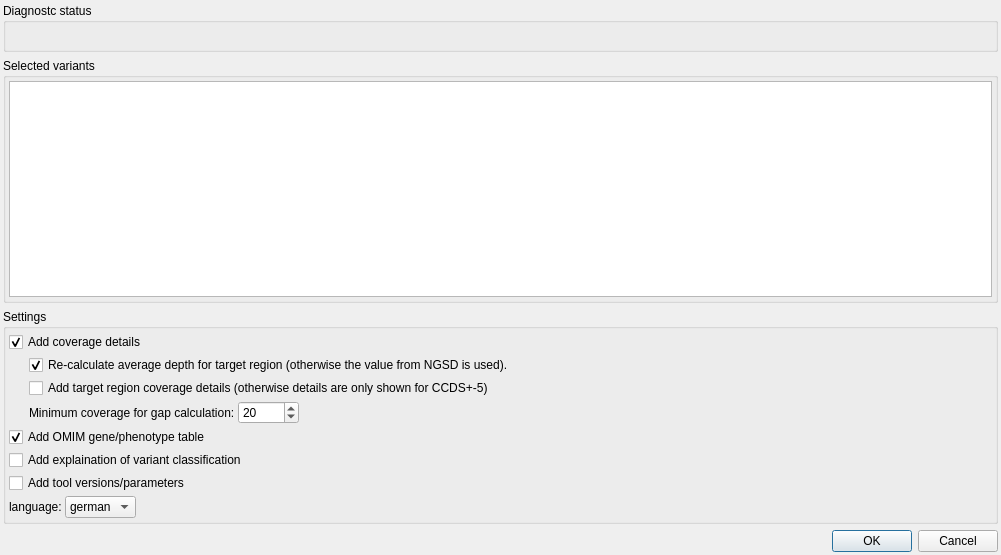
Qt form src/GSvar/ReportDialog.ui (imgag/ngs-bits) before a commit.
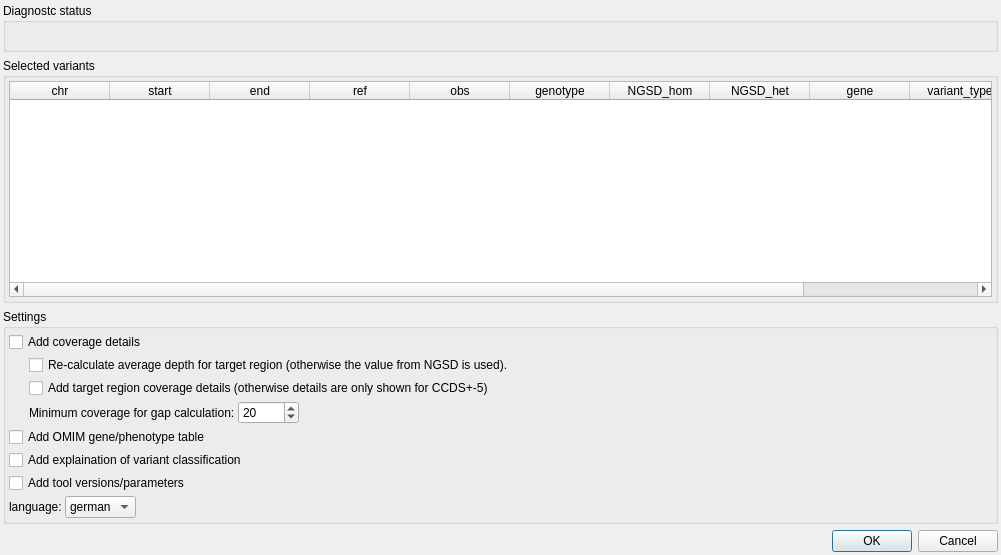
The same form after that commit. Custom widgets are drawn as their Qt base class.

The edit to the form file:
```diff
--- a/src/GSvar/ReportDialog.ui
+++ b/src/GSvar/ReportDialog.ui
@@ -120,6 +120,61 @@
         <attribute name="verticalHeaderVisible">
          <bool>false</bool>
         </attribute>
+        <column>
+         <property name="text">
+          <string>chr</string>
+         </property>
+        </column>
+        <column>
+         <property name="text">
+          <string>start</string>
+         </property>
+        </column>
+        <column>
+         <property name="text">
+          <string>end</string>
+         </property>
+        </column>
+        <column>
+         <property name="text">
+          <string>ref</string>
+         </property>
+        </column>
+        <column>
+         <property name="text">
+          <string>obs</string>
+         </property>
+        </column>
+        <column>
+         <property name="text">
+          <string>genotype</string>
+         </property>
+        </column>
+        <column>
+         <property name="text">
+          <string>NGSD_hom</string>
+         </property>
+        </column>
+        <column>
+         <property name="text">
+          <string>NGSD_het</string>
+         </property>
+        </column>
+        <column>
+         <property name="text">
+          <string>gene</string>
+         </property>
+        </column>
+        <column>
+         <property name="text">
+          <string>variant_type</string>
+         </property>
+        </column>
+        <column>
+         <property name="text">
+          <string>coding_and_splicing</string>
+         </property>
+        </column>
        </widget>
       </item>
      </layout>
@@ -155,7 +210,7 @@
          <string>Add coverage details</string>
         </property>
         <property name="checked">
-         <bool>true</bool>
+         <bool>false</bool>
         </property>
        </widget>
       </item>
@@ -183,7 +238,7 @@
            <string>Re-calculate average depth for target region (otherwise the value from NGSD is used).</string>
           </property>
           <property name="checked">
-           <bool>true</bool>
+           <bool>false</bool>
           </property>
          </widget>
         </item>
@@ -278,7 +333,7 @@
          <string>Add OMIM gene/phenotype table</string>
         </property>
         <property name="checked">
-         <bool>true</bool>
+         <bool>false</bool>
         </property>
        </widget>
       </item>
```
Left out of the diff: 3 changed lines with no effect on the pictures.
